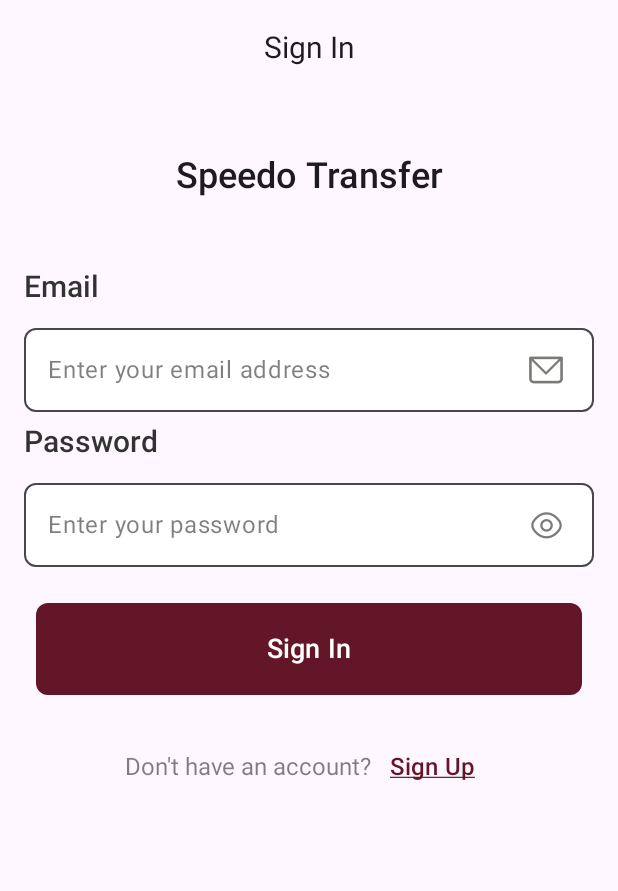
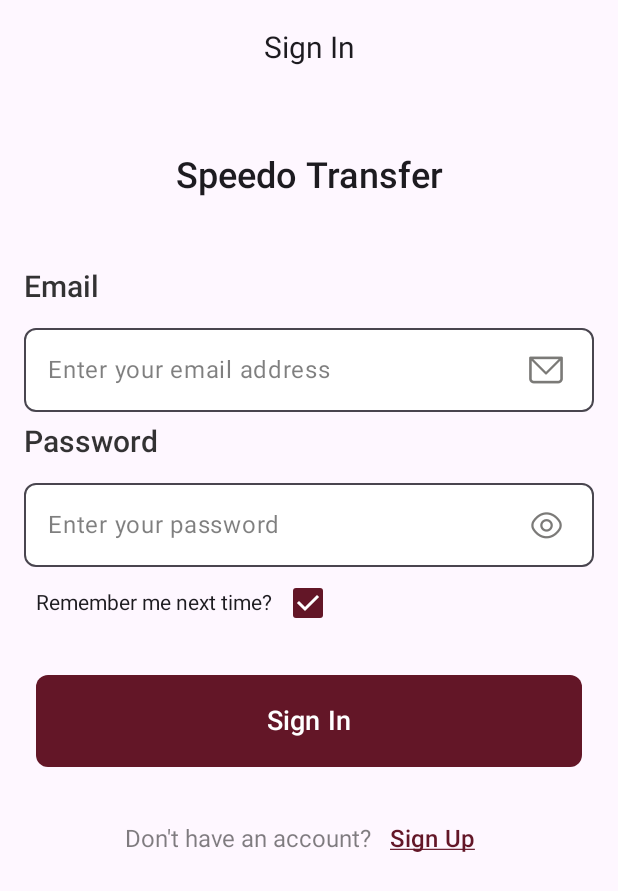
Before and after one commit to MohabYasser2/Banque-Misr-App, an Android app built with Jetpack Compose: the screen it shows after launch (StartActivity), after a tap on "Skip", on a phone screen of 412 x 824 dp. Shown: the top 891 px of the screen. Run offline under Robolectric (Android 15) with nearby library versions, the phone set to English and light mode, and no system bars; 1 other tap on this screen came first.

```diff
--- a/app/src/main/java/com/groupd/banquemisrapp/ui/screens/signin/SignIn.kt
+++ b/app/src/main/java/com/groupd/banquemisrapp/ui/screens/signin/SignIn.kt
@@ -1,5 +1,6 @@
 package com.groupd.banquemisrapp.ui.screens.signin
 
+import android.content.Context
 import android.content.Intent
 import android.net.Uri
 import androidx.compose.foundation.background
@@ -12,6 +13,9 @@ import androidx.compose.foundation.shape.RoundedCornerShape
 import androidx.compose.foundation.text.ClickableText
 import androidx.compose.material3.Button
 import androidx.compose.material3.ButtonDefaults
+import androidx.compose.material3.Checkbox
+import androidx.compose.material3.CheckboxColors
+import androidx.compose.material3.CheckboxDefaults
 import androidx.compose.material3.Text
 import androidx.compose.material3.TextButton
 import androidx.compose.runtime.Composable
@@ -24,6 +28,7 @@ import androidx.compose.ui.Modifier
 import androidx.compose.ui.graphics.Color
 import androidx.compose.ui.platform.LocalContext
 import androidx.compose.ui.res.painterResource
+import androidx.compose.ui.res.stringResource
 import androidx.compose.ui.text.SpanStyle
 import androidx.compose.ui.text.buildAnnotatedString
 import androidx.compose.ui.text.font.FontWeight
@@ -45,16 +50,22 @@ import com.groupd.banquemisrapp.ui.theme.background
 fun SignInScreen(navController: NavController, modifier: Modifier = Modifier) {
     Column(
         modifier = modifier
-            .fillMaxSize()
-            ,
+            .fillMaxSize(),
         horizontalAlignment = Alignment.CenterHorizontally,
 
         ) {
+
+        val context = navController.context
+
+        val pref = context.getSharedPreferences("user_data", Context.MODE_PRIVATE)
+        val savedEmail = pref.getString("email", "")!!
+        val savedPassword = pref.getString("password", "")!!
+
         var fullName by remember { mutableStateOf("") }
-        var email by remember { mutableStateOf("") }
-        var password by remember { mutableStateOf("") }
+        var email by remember { mutableStateOf(savedEmail) }
+        var password by remember { mutableStateOf(savedPassword) }
         var secondPassword by remember { mutableStateOf("") }
-        val context = navController.context
+        var cbState by remember { mutableStateOf(true) }
 
 
         Text(
@@ -83,8 +94,27 @@ fun SignInScreen(navController: NavController, modifier: Modifier = Modifier) {
             value = password,
             isPassord = true,
             onValueChange = { password = it })
+        Row(
+            verticalAlignment = Alignment.CenterVertically,
+            modifier = modifier
+                .fillMaxWidth()
+                .padding(start = 24.dp)
+        ) {
+            Text(text = "Remember me next time?")
+            Checkbox(
+                checked = cbState,
+                onCheckedChange = { cbState = it },
+                colors = CheckboxDefaults.colors(
+                    checkedColor = Maroon,      // Color when the checkbox is checked
+                    uncheckedColor = Color.Gray, // Color when the checkbox is unchecked
+                    checkmarkColor = Color.White // Color of the checkmark inside the checkbox
+                )
+            )
+
+        }
         Button(
             onClick = {
+                saveData(email, password, cbState, context)
                 val intent = Intent(context, MainActivity::class.java)
                 context.startActivity(intent)
             },
@@ -100,28 +130,42 @@ fun SignInScreen(navController: NavController, modifier: Modifier = Modifier) {
         Row {
 
 
-            Text(text = buildAnnotatedString {
+            Text(
+                text = buildAnnotatedString {
                     withStyle(SpanStyle(color = Color.Black.copy(alpha = 0.5f))) {
                         append("Don't have an account?")
                     }
 
                 },
                 modifier = Modifier.align(Alignment.CenterVertically),
-                fontSize = 16.sp)
+                fontSize = 16.sp
+            )
             TextButton(onClick = { navController.navigate(SIGNUP) }) {
                 Text(text = buildAnnotatedString {
                     withStyle(SpanStyle(color = Maroon, textDecoration = Underline)) {
                         append("Sign Up")
                     }
-                },fontSize = 16.sp)
+                }, fontSize = 16.sp)
 
             }
         }
 
 
+    }
 
 }
 
+
+fun saveData(email: String, password: String, cbState: Boolean, context: Context) {
+    val editor = context.getSharedPreferences("user_data", Context.MODE_PRIVATE).edit()
+    if (cbState) {
+        editor.putString("email", email)
+        editor.putString("password", password)
+    } else {
+        editor.putString("email", "")
+        editor.putString("password", "")
+    }
+    editor.apply()
 }
 
 @Preview(showBackground = true)
```
Lines whose indentation alone changed are shown as unchanged.
